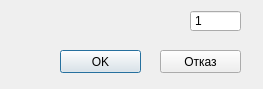
Qt form src/View/saveAsDialog/SaveAsDialog.ui (thefinalcutbg/DinoDent) before a commit.
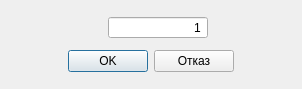
The same form after that commit. Custom widgets are drawn as their Qt base class.

Commit message: SpinBox with leading zeroes implemented. MainDocument date and number filled automatically from database

What changed in the file:
```diff
--- a/src/View/saveAsDialog/SaveAsDialog.ui
+++ b/src/View/saveAsDialog/SaveAsDialog.ui
@@ -9,7 +9,7 @@
    <rect>
     <x>0</x>
     <y>0</y>
-    <width>263</width>
+    <width>302</width>
     <height>89</height>
    </rect>
   </property>
@@ -19,17 +19,45 @@
   <property name="modal">
    <bool>true</bool>
   </property>
-  <widget class="QSpinBox" name="ambNumSpin">
-   <property name="geometry">
-    <rect>
-     <x>190</x>
-     <y>10</y>
-     <width>51</width>
-     <height>22</height>
-    </rect>
+  <layout class="QVBoxLayout" name="verticalLayout">
+   <item>
+    <layout class="QHBoxLayout" name="horizontalLayout">
+     <item>
+      <spacer name="horizontalSpacer_4">
+       <property name="orientation">
+        <enum>Qt::Horizontal</enum>
+       </property>
+       <property name="sizeHint" stdset="0">
+        <size>
+         <width>40</width>
+         <height>20</height>
+        </size>
+       </property>
+      </spacer>
+     </item>
+     <item>
+      <widget class="QLabel" name="label">
+       <property name="text">
+        <string/>
+       </property>
+      </widget>
+     </item>
+     <item>
+      <widget class="LeadingZeroSpinBox" name="ambNumSpin">
+       <property name="sizePolicy">
+        <sizepolicy hsizetype="Preferred" vsizetype="Fixed">
+         <horstretch>0</horstretch>
+         <verstretch>0</verstretch>
+        </sizepolicy>
+       </property>
+       <property name="minimumSize">
+        <size>
+         <width>100</width>
+         <height>0</height>
+        </size>
    </property>
    <property name="alignment">
-    <set>Qt::AlignLeading|Qt::AlignLeft|Qt::AlignVCenter</set>
+        <set>Qt::AlignRight|Qt::AlignTrailing|Qt::AlignVCenter</set>
    </property>
    <property name="buttonSymbols">
     <enum>QAbstractSpinBox::NoButtons</enum>
@@ -41,47 +69,76 @@
     <number>999999</number>
    </property>
   </widget>
+     </item>
+     <item>
+      <spacer name="horizontalSpacer_3">
+       <property name="orientation">
+        <enum>Qt::Horizontal</enum>
+       </property>
+       <property name="sizeHint" stdset="0">
+        <size>
+         <width>40</width>
+         <height>20</height>
+        </size>
+       </property>
+      </spacer>
+     </item>
+    </layout>
+   </item>
+   <item>
+    <layout class="QHBoxLayout" name="horizontalLayout_2">
+     <item>
+      <spacer name="horizontalSpacer">
+       <property name="orientation">
+        <enum>Qt::Horizontal</enum>
+       </property>
+       <property name="sizeHint" stdset="0">
+        <size>
+         <width>40</width>
+         <height>20</height>
+        </size>
+       </property>
+      </spacer>
+     </item>
+     <item>
   <widget class="QPushButton" name="okButton">
-   <property name="geometry">
-    <rect>
-     <x>60</x>
-     <y>50</y>
-     <width>81</width>
-     <height>23</height>
-    </rect>
-   </property>
    <property name="text">
     <string>OK</string>
    </property>
   </widget>
-  <widget class="QLabel" name="label">
-   <property name="geometry">
-    <rect>
-     <x>10</x>
-     <y>10</y>
-     <width>181</width>
-     <height>21</height>
-    </rect>
-   </property>
-   <property name="text">
-    <string/>
-   </property>
-  </widget>
+     </item>
+     <item>
   <widget class="QPushButton" name="cancelButton">
-   <property name="geometry">
-    <rect>
-     <x>160</x>
-     <y>50</y>
-     <width>81</width>
-     <height>23</height>
-    </rect>
-   </property>
    <property name="text">
     <string>Отказ</string>
    </property>
   </widget>
+     </item>
+     <item>
+      <spacer name="horizontalSpacer_2">
+       <property name="orientation">
+        <enum>Qt::Horizontal</enum>
+       </property>
+       <property name="sizeHint" stdset="0">
+        <size>
+         <width>40</width>
+         <height>20</height>
+        </size>
+       </property>
+      </spacer>
+     </item>
+    </layout>
+   </item>
+  </layout>
  </widget>
  <layoutdefault spacing="6" margin="11"/>
+ <customwidgets>
+  <customwidget>
+   <class>LeadingZeroSpinBox</class>
+   <extends>QSpinBox</extends>
+   <header>View/uiComponents/qt_derived/leadingzerospinbox.h</header>
+  </customwidget>
+ </customwidgets>
  <resources/>
  <connections/>
 </ui>
```
Lines whose indentation alone changed are shown as unchanged. The commit also changes 22 other files.
